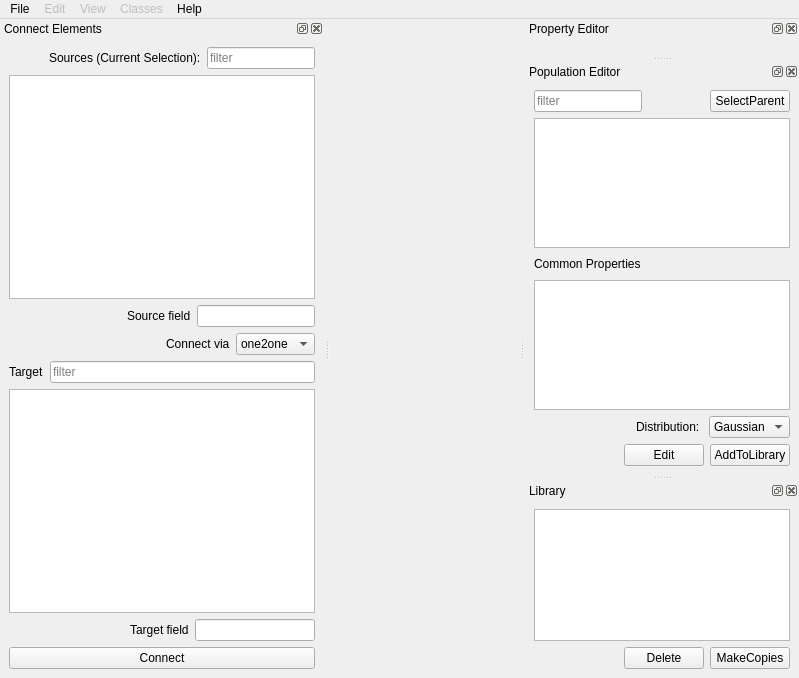
Old version of the form moose/branches/dh_branch/gui/newgui.ui in the repository physicalist/ncbs-moose.
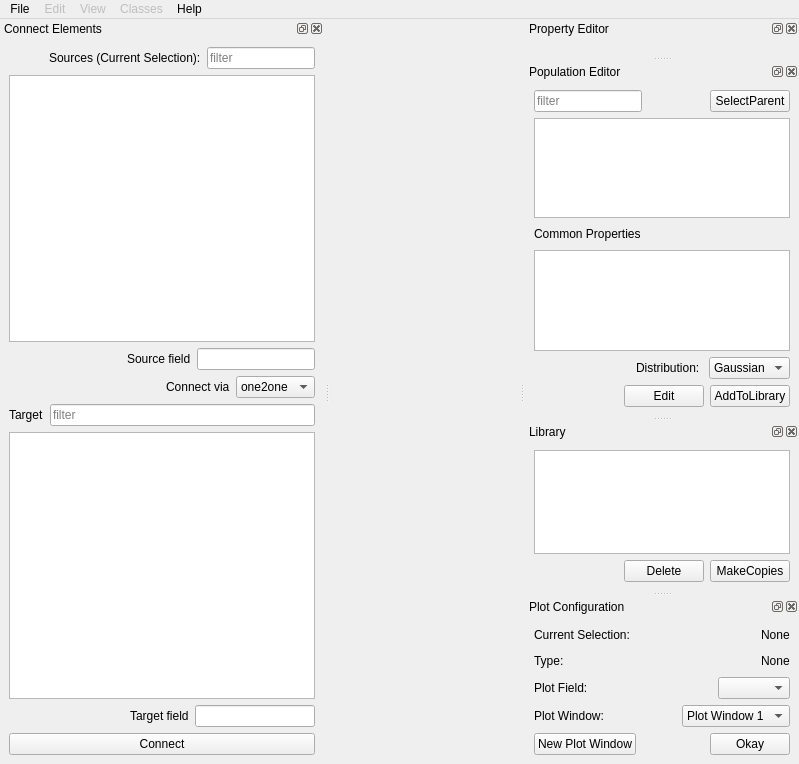
New version of the form. Custom widgets are drawn as their Qt base class.

Commit message: added a universal defaults variable. added a dock for the plotconfig.

```diff
--- a/moose/branches/dh_branch/gui/newgui.ui
+++ b/moose/branches/dh_branch/gui/newgui.ui
@@ -7,7 +7,7 @@
     <x>0</x>
     <y>0</y>
     <width>799</width>
-    <height>678</height>
+    <height>764</height>
    </rect>
   </property>
   <property name="windowTitle">
@@ -580,6 +580,184 @@
     </layout>
    </widget>
   </widget>
+  <widget class="QDockWidget" name="plotConfigDockWidget">
+   <property name="windowTitle">
+    <string>Plot Configuration</string>
+   </property>
+   <attribute name="dockWidgetArea">
+    <number>2</number>
+   </attribute>
+   <widget class="QWidget" name="dockWidgetContents_4">
+    <layout class="QVBoxLayout" name="verticalLayout_5">
+     <item>
+      <layout class="QHBoxLayout" name="horizontalLayout_15">
+       <item>
+        <widget class="QLabel" name="label_8">
+         <property name="text">
+          <string>Current Selection:</string>
+         </property>
+        </widget>
+       </item>
+       <item>
+        <spacer name="horizontalSpacer_10">
+         <property name="orientation">
+          <enum>Qt::Horizontal</enum>
+         </property>
+         <property name="sizeHint" stdset="0">
+          <size>
+           <width>40</width>
+           <height>20</height>
+          </size>
+         </property>
+        </spacer>
+       </item>
+       <item>
+        <widget class="QLabel" name="plotConfigCurrentSelectionLabel">
+         <property name="text">
+          <string>None</string>
+         </property>
+        </widget>
+       </item>
+      </layout>
+     </item>
+     <item>
+      <layout class="QHBoxLayout" name="horizontalLayout_19">
+       <item>
+        <widget class="QLabel" name="label_11">
+         <property name="text">
+          <string>Type: </string>
+         </property>
+        </widget>
+       </item>
+       <item>
+        <spacer name="horizontalSpacer_14">
+         <property name="orientation">
+          <enum>Qt::Horizontal</enum>
+         </property>
+         <property name="sizeHint" stdset="0">
+          <size>
+           <width>40</width>
+           <height>20</height>
+          </size>
+         </property>
+        </spacer>
+       </item>
+       <item>
+        <widget class="QLabel" name="plotConfigCurrentSelectionTypeLabel">
+         <property name="text">
+          <string>None</string>
+         </property>
+        </widget>
+       </item>
+      </layout>
+     </item>
+     <item>
+      <layout class="QHBoxLayout" name="horizontalLayout_16">
+       <item>
+        <widget class="QLabel" name="label_9">
+         <property name="text">
+          <string>Plot Field:</string>
+         </property>
+        </widget>
+       </item>
+       <item>
+        <spacer name="horizontalSpacer_11">
+         <property name="orientation">
+          <enum>Qt::Horizontal</enum>
+         </property>
+         <property name="sizeHint" stdset="0">
+          <size>
+           <width>40</width>
+           <height>20</height>
+          </size>
+         </property>
+        </spacer>
+       </item>
+       <item>
+        <widget class="QComboBox" name="plotConfigFieldSelectionComboBox"/>
+       </item>
+      </layout>
+     </item>
+     <item>
+      <layout class="QHBoxLayout" name="horizontalLayout_17">
+       <item>
+        <widget class="QLabel" name="label_10">
+         <property name="text">
+          <string>Plot Window:</string>
+         </property>
+        </widget>
+       </item>
+       <item>
+        <spacer name="horizontalSpacer_12">
+         <property name="orientation">
+          <enum>Qt::Horizontal</enum>
+         </property>
+         <property name="sizeHint" stdset="0">
+          <size>
+           <width>40</width>
+           <height>20</height>
+          </size>
+         </property>
+        </spacer>
+       </item>
+       <item>
+        <widget class="QComboBox" name="plotConfigWinSelectionComboBox">
+         <item>
+          <property name="text">
+           <string>Plot Window 1</string>
+          </property>
+         </item>
+        </widget>
+       </item>
+      </layout>
+     </item>
+     <item>
+      <layout class="QHBoxLayout" name="horizontalLayout_18">
+       <item>
+        <widget class="QPushButton" name="plotConfigNewWindowPushButton">
+         <property name="text">
+          <string>New Plot Window</string>
+         </property>
+        </widget>
+       </item>
+       <item>
+        <spacer name="horizontalSpacer_13">
+         <property name="orientation">
+          <enum>Qt::Horizontal</enum>
+         </property>
+         <property name="sizeHint" stdset="0">
+          <size>
+           <width>40</width>
+           <height>20</height>
+          </size>
+         </property>
+        </spacer>
+       </item>
+       <item>
+        <widget class="QPushButton" name="plotConfigAcceptPushButton">
+         <property name="text">
+          <string>Okay</string>
+         </property>
+        </widget>
+       </item>
+      </layout>
+     </item>
+     <item>
+      <spacer name="verticalSpacer">
+       <property name="orientation">
+        <enum>Qt::Vertical</enum>
+       </property>
+       <property name="sizeHint" stdset="0">
+        <size>
+         <width>20</width>
+         <height>40</height>
+        </size>
+       </property>
+      </spacer>
+     </item>
+    </layout>
+   </widget>
+  </widget>
   <action name="actionLoad_Model">
    <property name="text">
     <string>Load Model</string>
```
Left out of the diff: 10 changed lines with no effect on the pictures. The commit also changes 3 other files.
